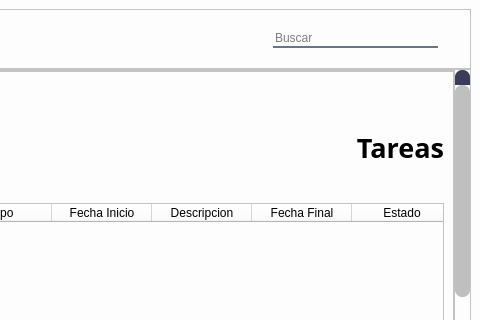
Old version of the form Check_it_out.ui in the repository DanielCarracedo/Check-it-out; both pictures show x 320 to 800 and y 0 to 320 of the 800 by 600 pixel window.
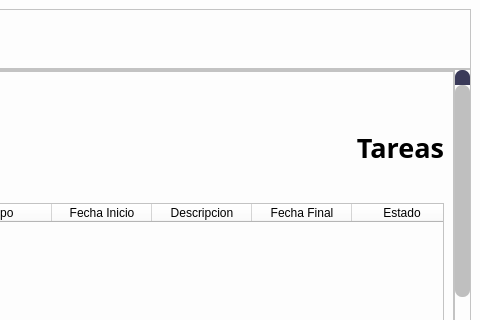
New version of the form. Icons and pictures are not drawn.

Patch:
```diff
--- a/Check_it_out.ui
+++ b/Check_it_out.ui
@@ -162,29 +162,6 @@
              </property>
             </spacer>
            </item>
-           <item>
-            <widget class="QLineEdit" name="lineEdit">
-             <property name="maximumSize">
-              <size>
-               <width>165</width>
-               <height>16777215</height>
-              </size>
-             </property>
-             <property name="styleSheet">
-              <string notr="true">background-color: rgba(0, 0,  0, 0);
-border: none;
-border-bottom: 2px solid rgba(105, 118, 132, 255); 
-
-</string>
-             </property>
-             <property name="placeholderText">
-              <string>Buscar</string>
-             </property>
-             <property name="clearButtonEnabled">
-              <bool>false</bool>
-             </property>
-            </widget>
-           </item>
            <item>
             <widget class="QPushButton" name="Perfil">
              <property name="cursor">
```
